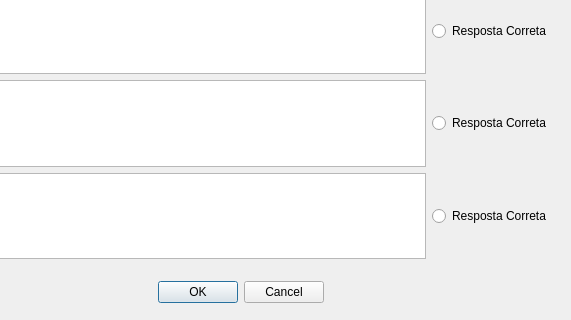
Before: the Qt Designer form anatomy/newquestionwindow.ui in caiovosilva/anatomy, drawn with Qt 5; both pictures show x 100 to 671 and y 265 to 585 of the 671 by 585 pixel window.
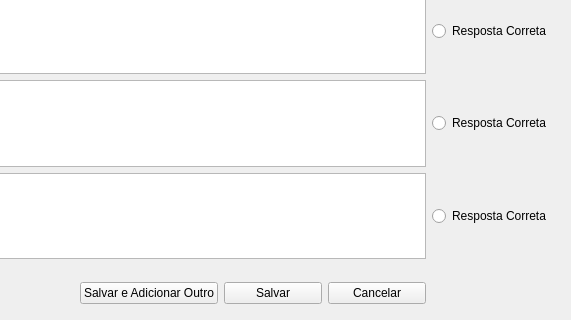
After: the same form once the commit is applied.

```diff
--- a/anatomy/newquestionwindow.ui
+++ b/anatomy/newquestionwindow.ui
@@ -13,19 +13,6 @@
   <property name="windowTitle">
    <string>Form</string>
   </property>
-  <widget class="QDialogButtonBox" name="buttonBox">
-   <property name="geometry">
-    <rect>
-     <x>250</x>
-     <y>540</y>
-     <width>174</width>
-     <height>34</height>
-    </rect>
-   </property>
-   <property name="standardButtons">
-    <set>QDialogButtonBox::Cancel|QDialogButtonBox::Ok</set>
-   </property>
-  </widget>
   <widget class="QWidget" name="layoutWidget">
    <property name="geometry">
     <rect>
@@ -132,6 +119,39 @@
     </item>
    </layout>
   </widget>
+  <widget class="QWidget" name="">
+   <property name="geometry">
+    <rect>
+     <x>180</x>
+     <y>540</y>
+     <width>346</width>
+     <height>36</height>
+    </rect>
+   </property>
+   <layout class="QHBoxLayout" name="horizontalLayout">
+    <item>
+     <widget class="QPushButton" name="saveAndContinueButton">
+      <property name="text">
+       <string>Salvar e Adicionar Outro</string>
+      </property>
+     </widget>
+    </item>
+    <item>
+     <widget class="QPushButton" name="saveButton">
+      <property name="text">
+       <string>Salvar</string>
+      </property>
+     </widget>
+    </item>
+    <item>
+     <widget class="QPushButton" name="cancelButton">
+      <property name="text">
+       <string>Cancelar</string>
+      </property>
+     </widget>
+    </item>
+   </layout>
+  </widget>
  </widget>
  <tabstops>
   <tabstop>question</tabstop>
```
